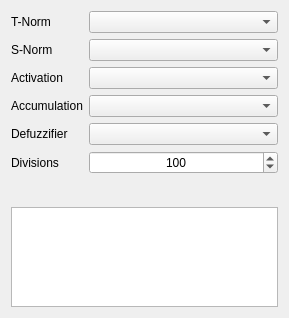
Before: the Qt Designer form qtfuzzylite/ui/Configuration.ui in fuzzylite/fuzzylite, drawn with Qt 5.
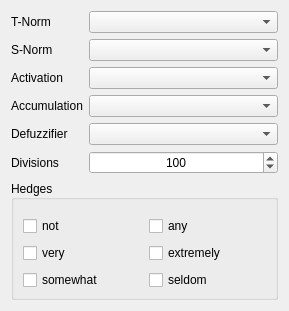
After: the same form once the commit is applied.

Commit message: Working on Configuration at UI

What changed in the file:
```diff
--- a/qtfuzzylite/ui/Configuration.ui
+++ b/qtfuzzylite/ui/Configuration.ui
@@ -7,7 +7,7 @@
     <x>0</x>
     <y>0</y>
     <width>289</width>
-    <height>318</height>
+    <height>311</height>
    </rect>
   </property>
   <property name="sizePolicy">
@@ -154,22 +154,75 @@
     </layout>
    </item>
    <item>
-    <widget class="QPlainTextEdit" name="ted_configuration">
-     <property name="sizePolicy">
-      <sizepolicy hsizetype="Expanding" vsizetype="Expanding">
-       <horstretch>0</horstretch>
-       <verstretch>0</verstretch>
-      </sizepolicy>
+    <widget class="QGroupBox" name="formGroupBox">
+     <property name="title">
+      <string>Hedges</string>
      </property>
-     <property name="maximumSize">
-      <size>
-       <width>16777215</width>
-       <height>100</height>
-      </size>
+     <property name="alignment">
+      <set>Qt::AlignLeading|Qt::AlignLeft|Qt::AlignVCenter</set>
      </property>
-     <property name="readOnly">
-      <bool>true</bool>
-     </property>
+     <layout class="QGridLayout" name="gridLayout">
+      <property name="rightMargin">
+       <number>0</number>
+      </property>
+      <property name="bottomMargin">
+       <number>0</number>
+      </property>
+      <property name="spacing">
+       <number>0</number>
+      </property>
+      <item row="0" column="0">
+       <widget class="QCheckBox" name="ckx_not">
+        <property name="text">
+         <string>not</string>
+        </property>
+       </widget>
+      </item>
+      <item row="0" column="1">
+       <widget class="QCheckBox" name="ckx_any">
+        <property name="layoutDirection">
+         <enum>Qt::LeftToRight</enum>
+        </property>
+        <property name="text">
+         <string>any</string>
+        </property>
+       </widget>
+      </item>
+      <item row="1" column="0">
+       <widget class="QCheckBox" name="ckx_very">
+        <property name="text">
+         <string>very</string>
+        </property>
+       </widget>
+      </item>
+      <item row="1" column="1">
+       <widget class="QCheckBox" name="ckx_extremely">
+        <property name="layoutDirection">
+         <enum>Qt::LeftToRight</enum>
+        </property>
+        <property name="text">
+         <string>extremely</string>
+        </property>
+       </widget>
+      </item>
+      <item row="2" column="0">
+       <widget class="QCheckBox" name="ckx_somewhat">
+        <property name="text">
+         <string>somewhat</string>
+        </property>
+       </widget>
+      </item>
+      <item row="2" column="1">
+       <widget class="QCheckBox" name="ckx_seldom">
+        <property name="layoutDirection">
+         <enum>Qt::LeftToRight</enum>
+        </property>
+        <property name="text">
+         <string>seldom</string>
+        </property>
+       </widget>
+      </item>
+     </layout>
     </widget>
    </item>
   </layout>
```
The commit also changes 33 other files.
